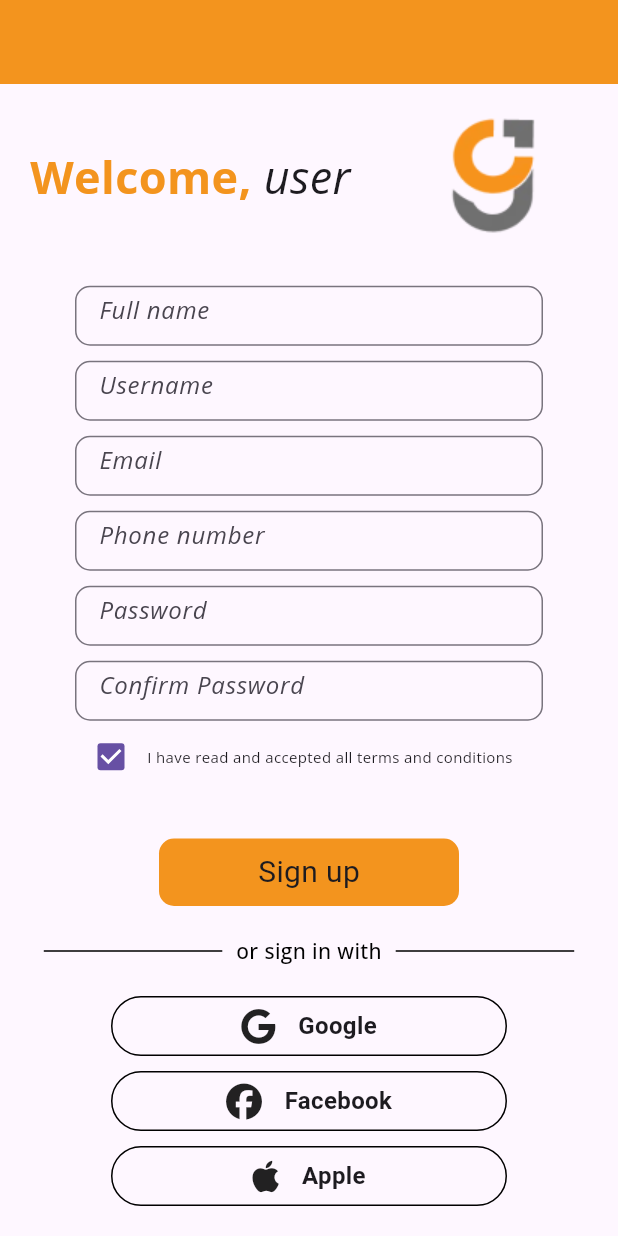
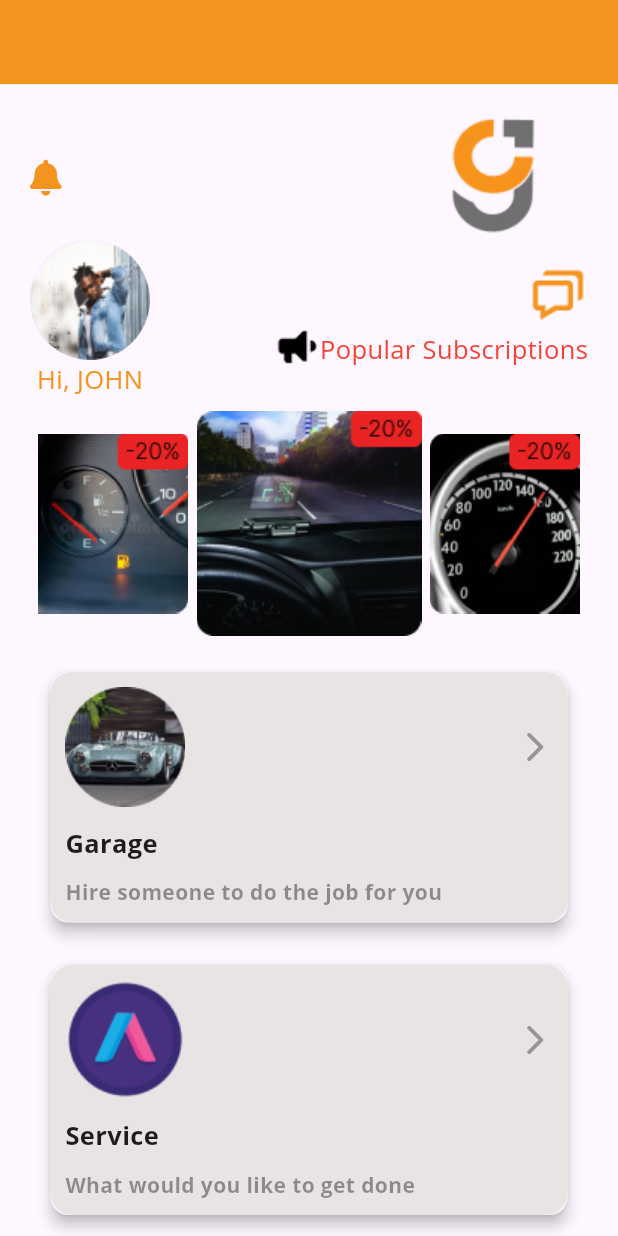
Before and after one commit to Innovative-Tech-Solutions/Carma-App, a Flutter app: the screen it shows after launch, on a phone screen of 412 x 824 dp. Run offline on Flutter 3.47's test engine with Material 3 defaults, Android fonts, the phone set to English and light mode, and no system bars; our stand-ins replace font_awesome_flutter, google_fonts; Roboto replaces fonts that are missing (Inder); project files that could hold a hidden picture were left out.

Commit message:
homepage ui done

```diff
--- a/lib/main.dart
+++ b/lib/main.dart
@@ -1,5 +1,6 @@
 import 'package:carma_app/pages/auth/loginPage.dart';
 import 'package:carma_app/pages/auth/signupPage.dart';
+import 'package:carma_app/pages/home/homePage.dart';
 import 'package:flutter/material.dart';
 
 void main() {
@@ -14,7 +15,7 @@
   Widget build(BuildContext context) {
     return const MaterialApp(
       debugShowCheckedModeBanner: false,
-      home: SignUpPage(),
+      home: HomePage(),
     );
   }
 }
--- /dev/null
+++ b/lib/pages/home/homePage.dart
@@ -0,0 +1,173 @@
+import 'package:flutter/material.dart';
+import 'package:font_awesome_flutter/font_awesome_flutter.dart';
+import 'package:google_fonts/google_fonts.dart';
+
+class HomePage extends StatelessWidget {
+  const HomePage({super.key});
+
+  @override
+  Widget build(BuildContext context) {
+    return Scaffold(
+      appBar: AppBar(
+        backgroundColor: const Color.fromARGB(255, 243, 148, 30),
+      ),
+      body: SafeArea(
+        child: Padding(
+          padding: const EdgeInsets.symmetric(horizontal: 20, vertical: 20),
+          child: Column(
+            children: [
+              Row(
+                mainAxisAlignment: MainAxisAlignment.spaceBetween,
+                children: [
+                  const FaIcon(
+                    FontAwesomeIcons.solidBell,
+                    color: Color.fromARGB(255, 243, 148, 30),
+                  ),
+                  Image.asset('assets/images/carmalogo.png')
+                ],
+              ),
+              Row(
+                mainAxisAlignment: MainAxisAlignment.spaceBetween,
+                children: [
+                  Column(
+                    children: [
+                      const CircleAvatar(
+                        radius: 40,
+                        backgroundImage:
+                            AssetImage('assets/images/profile.png'),
+                      ),
+                      Text(
+                        'Hi, JOHN',
+                        style: GoogleFonts.openSans(
+                          fontSize: 17,
+                          color: const Color.fromARGB(255, 243, 148, 30),
+                        ),
+                      )
+                    ],
+                  ),
+                  Column(
+                    crossAxisAlignment: CrossAxisAlignment.end,
+                    children: [
+                      Image.asset('assets/images/chat.png'),
+                      Row(
+                        children: [
+                          Image.asset('assets/images/speaker.png'),
+                          Text(
+                            'Popular Subscriptions',
+                            style: GoogleFonts.openSans(
+                              fontSize: 17,
+                              color: Colors.red,
+                            ),
+                          )
+                        ],
+                      )
+                    ],
+                  )
+                ],
+              ),
+              const SizedBox(height: 10),
+              Row(
+                mainAxisAlignment: MainAxisAlignment.spaceEvenly,
+                children: [
+                  Image.asset('assets/images/car1.png'),
+                  Image.asset('assets/images/car2.png'),
+                  Image.asset('assets/images/car3.png'),
+                ],
+              ),
+              const SizedBox(height: 20),
+              Card(
+                elevation: 4,
+                child: Container(
+                  height: 167,
+                  width: 345,
+                  decoration: BoxDecoration(
+                      color: const Color.fromARGB(255, 232, 228, 228),
+                      borderRadius: BorderRadius.circular(15)),
+                  child: Padding(
+                    padding: const EdgeInsets.all(10.0),
+                    child: Column(
+                      mainAxisAlignment: MainAxisAlignment.spaceBetween,
+                      crossAxisAlignment: CrossAxisAlignment.start,
+                      children: [
+                        Row(
+                          mainAxisAlignment: MainAxisAlignment.spaceBetween,
+                          children: [
+                            Image.asset('assets/images/garage.png'),
+                            const Icon(
+                              Icons.arrow_forward_ios_rounded,
+                              color: Color.fromARGB(255, 149, 149, 149),
+                            )
+                          ],
+                        ),
+                        Text(
+                          'Garage',
+                          style: GoogleFonts.openSans(
+                            fontSize: 17,
+                            fontWeight: FontWeight.bold,
+                          ),
+                        ),
+                        Text(
+                          'Hire someone to do the job for you',
+                          style: GoogleFonts.openSans(
+                              fontSize: 14,
+                              fontWeight: FontWeight.w700,
+                              color: const Color.fromARGB(255, 0, 0, 0)
+                                  .withOpacity(0.4)),
+                        ),
+                      ],
+                    ),
+                  ),
+                ),
+              ),
+              const SizedBox(height: 20),
+              Card(
+                elevation: 4,
+                child: Container(
+                  height: 167,
+                  width: 345,
+                  decoration: BoxDecoration(
+                      color: const Color.fromARGB(255, 232, 228, 228),
+                      borderRadius: BorderRadius.circular(15)),
+                  child: Padding(
+                    padding: const EdgeInsets.all(10.0),
+                    child: Column(
+                      mainAxisAlignment: MainAxisAlignment.spaceBetween,
+                      crossAxisAlignment: CrossAxisAlignment.start,
+                      children: [
+                        Row(
+                          mainAxisAlignment: MainAxisAlignment.spaceBetween,
+                          children: [
+                            Image.asset('assets/images/service.png'),
+                            const Icon(
+                              Icons.arrow_forward_ios_rounded,
+                              color: Color.fromARGB(255, 149, 149, 149),
+                            )
+                          ],
+                        ),
+                        Text(
+                          'Service',
+                          style: GoogleFonts.openSans(
+                            fontSize: 17,
+                            fontWeight: FontWeight.bold,
+                          ),
+                        ),
+                        Text(
+                          'What would you like to get done',
+                          style: GoogleFonts.openSans(
+                              fontSize: 14,
+                              fontWeight: FontWeight.w700,
+                              color: const Color.fromARGB(255, 0, 0, 0)
+                                  .withOpacity(0.4)),
+                        ),
+                      ],
+                    ),
+                  ),
+                ),
+              )
+            ],
+          ),
+        ),
+      ),
+    );
+  }
+}
```
Also changed, not shown: assets/images/car1.png (added), assets/images/car2.png (added), assets/images/car3.png (added), assets/images/chat.png (added), assets/images/garage.png (added), assets/images/profile.png (added), assets/images/profile.svg (added), assets/images/service.png (added), assets/images/speaker.png (added).
